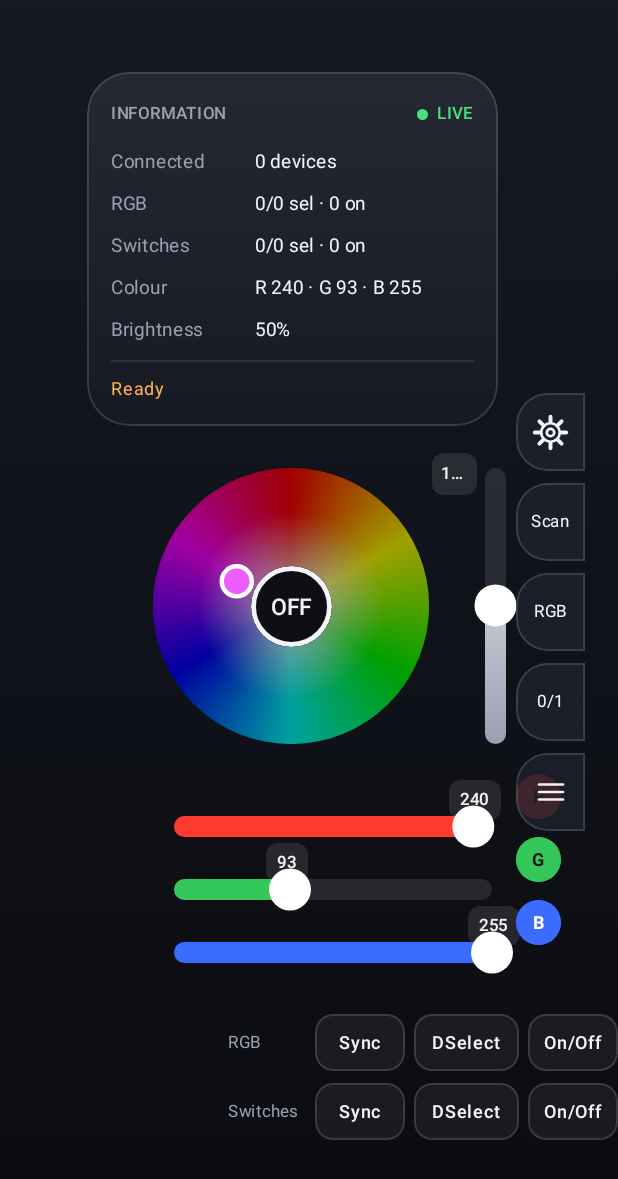
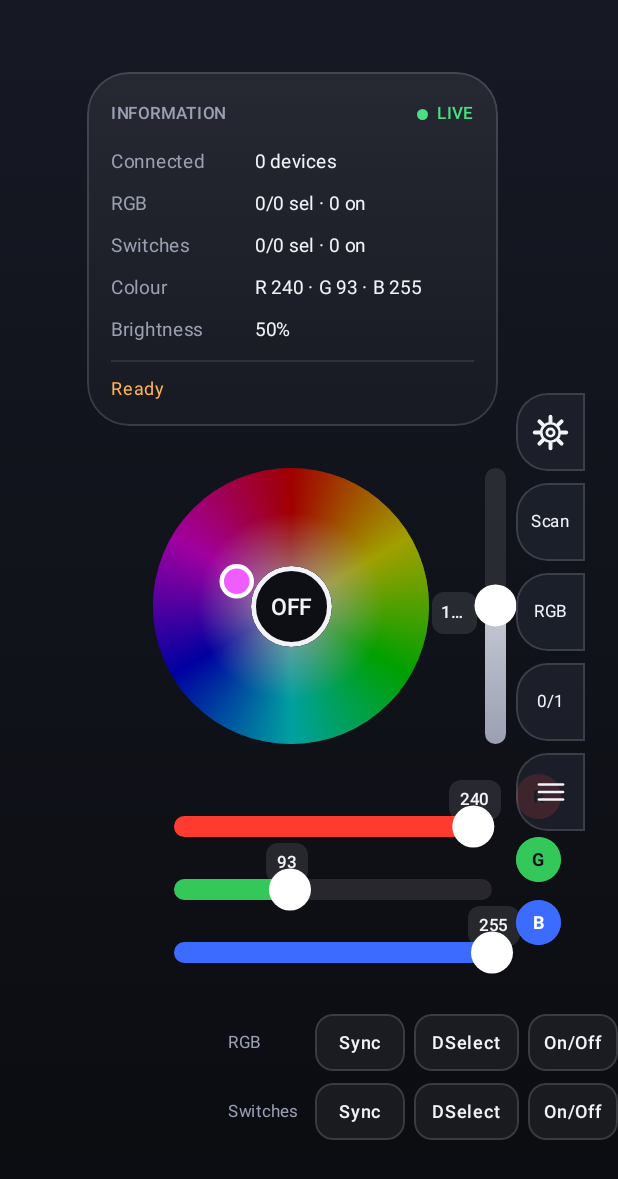
Before and after one commit to mr-yadav07/spaceship-fighter, an Android app built with Jetpack Compose: the screen it shows after launch (MainActivity), on a phone screen of 412 x 824 dp. Shown: the top 1179 px of the screen. Run offline under Robolectric (Android 15) with nearby library versions, the phone set to English and light mode, and no system bars.

Commit message:
Match uploaded UI disc state and brightness indicator positioning

```diff
--- a/app/src/main/java/app/espcontrol/ui/MainScreen.kt
+++ b/app/src/main/java/app/espcontrol/ui/MainScreen.kt
@@ -35,6 +35,7 @@ import androidx.compose.runtime.setValue
 import androidx.compose.ui.Alignment
 import androidx.compose.ui.Modifier
 import androidx.compose.ui.draw.clip
+import androidx.compose.ui.draw.alpha
 import androidx.compose.ui.geometry.Offset
 import androidx.compose.ui.graphics.Brush
 import androidx.compose.ui.graphics.Color
@@ -93,7 +94,7 @@ fun MainScreen(vm: ControlViewModel) {
             ) { T(if (anySelOn) "ON" else "OFF", 15f, weight = FontWeight.SemiBold) }
         }
 
-        Column(Modifier.offset(288.dp, 302.dp).width(30.dp), horizontalAlignment = Alignment.CenterHorizontally) {
+        Column(Modifier.offset(288.dp, (303f + 184f * (1f - s.br / 255f)).dp).width(30.dp), horizontalAlignment = Alignment.CenterHorizontally) {
             Box(Modifier.clip(RoundedCornerShape(8.dp)).background(C.Track).padding(horizontal = 6.dp, vertical = 2.dp)) { T("${s.br}", 11f, weight = FontWeight.SemiBold) }
         }
         VSlider(s.br, 255, { vm.setBrightness(it) }, Modifier.offset(323.dp, 312.dp).size(14.dp, 184.dp))
```
